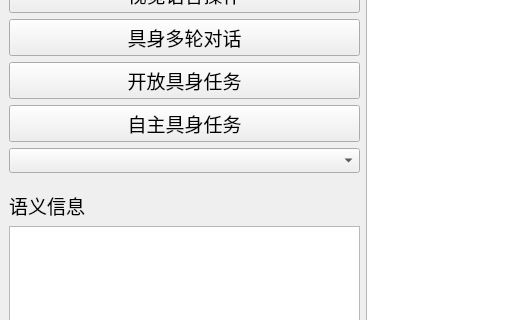
Before: the Qt Designer form robowaiter/scene/ui/window.ui in HPCL-EI/RoboWaiter, drawn with Qt 5; both pictures show x 0 to 511 and y 205 to 525 of the 895 by 967 pixel window.
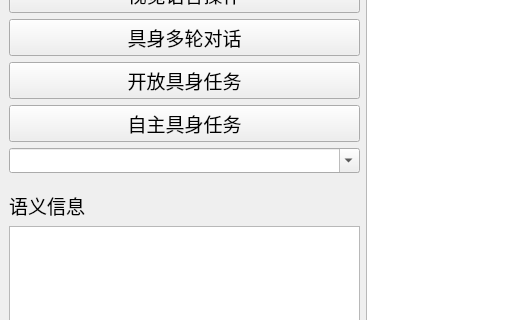
After: the same form once the commit is applied.

```diff
--- a/robowaiter/scene/ui/window.ui
+++ b/robowaiter/scene/ui/window.ui
@@ -435,6 +435,9 @@
           <height>25</height>
          </size>
         </property>
+        <property name="editable">
+         <bool>true</bool>
+        </property>
         <property name="currentText">
          <string/>
         </property>
```
Left out of the diff: 4 changed lines with no effect on the pictures.
